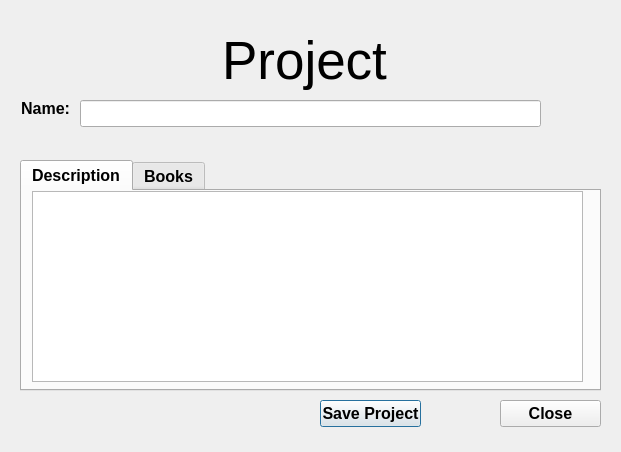
First picture: the form in Collection/Tools/collection/designer/ui_project.ui, repository JimFowler/books, before the edit.
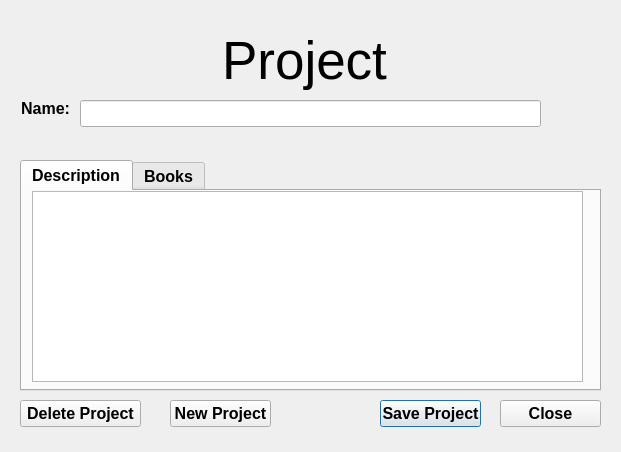
Second picture: the form after the edit.

Commit message:
Created specific project tools
This is a start to creating specific tools for Authors, Books, and Vendors.

 Changes to be committed:
	modified:   Collection/ChangeLog
	modified:   Collection/Tools/collection/.gitignore
	modified:   Collection/Tools/collection/designer/ui_mainWindow.ui
	modified:   Collection/Tools/collection/designer/ui_project.ui
	modified:   Collection/Tools/collection/mainWindow.py
	new file:   Collection/Tools/collection/project.py
	modified:   Collection/Tools/collection/selectDialog.py
	modified:   Collection/Tools/collection/sql.py

What changed in the file:
```diff
--- a/Collection/Tools/collection/designer/ui_project.ui
+++ b/Collection/Tools/collection/designer/ui_project.ui
@@ -75,7 +75,7 @@
   <widget class="QPushButton" name="saveButton">
    <property name="geometry">
     <rect>
-     <x>320</x>
+     <x>380</x>
      <y>400</y>
      <width>101</width>
      <height>27</height>
@@ -167,6 +167,46 @@
     </widget>
    </widget>
   </widget>
+  <widget class="QPushButton" name="deleteButton">
+   <property name="geometry">
+    <rect>
+     <x>20</x>
+     <y>400</y>
+     <width>121</width>
+     <height>27</height>
+    </rect>
+   </property>
+   <property name="font">
+    <font>
+     <pointsize>12</pointsize>
+     <weight>75</weight>
+     <bold>true</bold>
+    </font>
+   </property>
+   <property name="text">
+    <string>Delete Project</string>
+   </property>
+  </widget>
+  <widget class="QPushButton" name="newButton">
+   <property name="geometry">
+    <rect>
+     <x>170</x>
+     <y>400</y>
+     <width>101</width>
+     <height>27</height>
+    </rect>
+   </property>
+   <property name="font">
+    <font>
+     <pointsize>12</pointsize>
+     <weight>75</weight>
+     <bold>true</bold>
+    </font>
+   </property>
+   <property name="text">
+    <string>New Project</string>
+   </property>
+  </widget>
  </widget>
  <tabstops>
   <tabstop>projectNameEdit</tabstop>
```
The commit also changes 7 other files.
